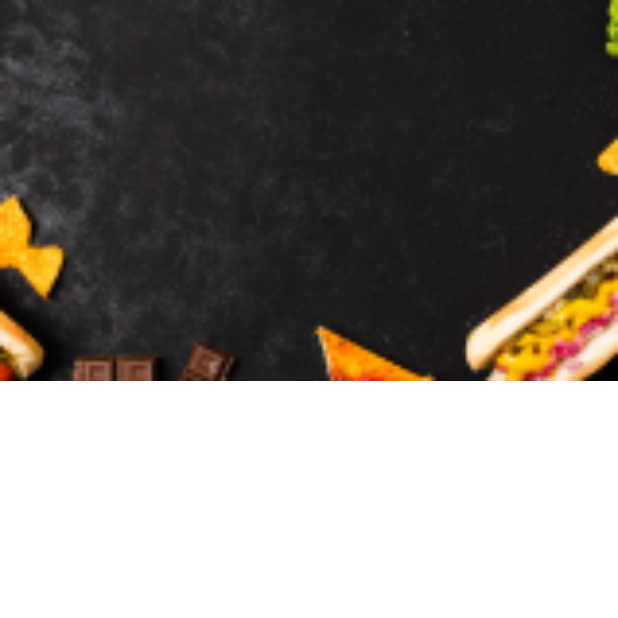
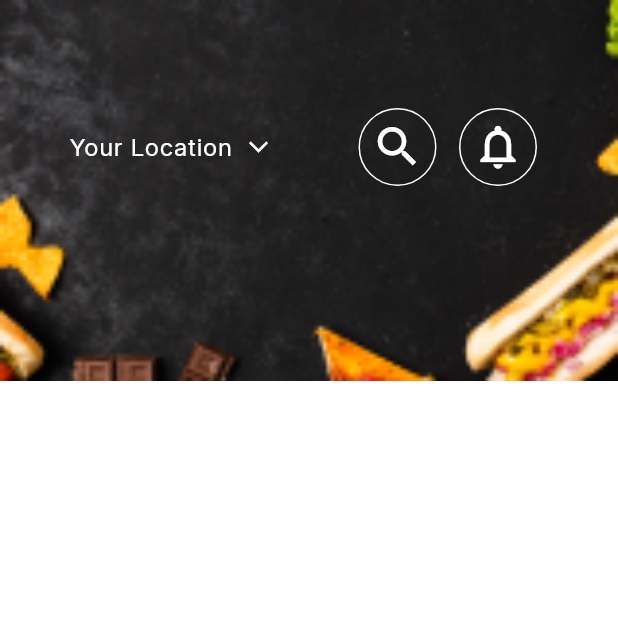
Before and after one commit to MohamedEssami20/delivery_food, a Flutter app: the HomeView screen opened by its route, on a phone screen of 412 x 824 dp, the top half of it. Run offline on Flutter 3.47's test engine with Material 3 defaults, Android fonts, the phone set to English and light mode, and no system bars; our stand-ins replace cloud_firestore, dartz, dots_indicator, firebase_auth, firebase_core, flutter_bloc and 4 more; missing offline and left inert: flutter_facebook_auth, mailer, svg_flutter; accounts and stored records are empty.

Commit message:
create title and trailing in home appbar

```diff
--- /dev/null
+++ b/devtools_options.yaml
@@ -0,0 +1,3 @@
+description: This file stores settings for Dart & Flutter DevTools.
+documentation: https://docs.flutter.dev/tools/devtools/extensions#configure-extension-enablement-states
+extensions:
--- a/lib/features/home/presentation/views/widgets/home_app_bar.dart
+++ b/lib/features/home/presentation/views/widgets/home_app_bar.dart
@@ -1,6 +1,7 @@
 import 'package:flutter/material.dart';
-
 import '../../../../../core/utils/app_assets.dart';
+import 'list_tile_home_title.dart';
+import 'list_tile_home_trailing.dart';
 
 class AppBarHomeView extends StatelessWidget {
   const AppBarHomeView({super.key});
@@ -15,6 +16,37 @@ class AppBarHomeView extends StatelessWidget {
           width: double.infinity,
           fit: BoxFit.fill,
         ),
+        Positioned(
+          top: 70,
+          left: 30,
+          child: Column(
+            children: [
+              SizedBox(
+                height: 100,
+                width: MediaQuery.of(context).size.width - 60,
+                child: const ListTile(
+                  title: ListTileHomeTitle(),
+                  trailing: FittedBox(
+                    fit: BoxFit.fitWidth,
+                    child: Row(
+                      children: [
+                        ListTileHomeTrailing(
+                          icon: Icons.search_outlined,
+                        ),
+                        Padding(
+                          padding: EdgeInsets.only(left: 15),
+                        ),
+                        ListTileHomeTrailing(
+                          icon: Icons.notifications_outlined,
+                        ),
+                      ],
+                    ),
+                  ),
+                ),
+              ),
+            ],
+          ),
+        ),
       ],
     );
   }
--- /dev/null
+++ b/lib/features/home/presentation/views/widgets/list_tile_home_title.dart
@@ -0,0 +1,34 @@
+import 'package:flutter/material.dart';
+
+import '../../../../../core/utils/app_text_styles.dart';
+
+class ListTileHomeTitle extends StatelessWidget {
+  const ListTileHomeTitle({
+    super.key,
+  });
+
+  @override
+  Widget build(BuildContext context) {
+    return Row(
+      children: [
+        Text(
+          'Your Location',
+          textAlign: TextAlign.center,
+          style: AppTextStyles.regular16
+              .copyWith(color: Colors.white),
+        ),
+        const Padding(
+          padding: EdgeInsets.only(left: 10),
+        ),
+        Transform.rotate(
+          angle: -3.14 / 2,
+          child: const Icon(
+            Icons.arrow_back_ios_new_outlined,
+            size: 15,
+            color: Colors.white,
+          ),
+        ),
+      ],
+    );
+  }
+}
--- /dev/null
+++ b/lib/features/home/presentation/views/widgets/list_tile_home_trailing.dart
@@ -0,0 +1,30 @@
+import 'package:flutter/material.dart';
+
+class ListTileHomeTrailing extends StatelessWidget {
+  const ListTileHomeTrailing({
+    super.key,
+    required this.icon,
+  });
+  final IconData icon;
+  @override
+  Widget build(BuildContext context) {
+    return Container(
+      decoration:const ShapeDecoration(
+        shape:  CircleBorder(
+          side: BorderSide(color: Colors.white, width: 1),
+        ),
+      ),
+      child: CircleAvatar(
+        backgroundColor: Colors.transparent,
+        radius: 25,
+        child: Center(
+          child: Icon(
+            icon,
+            color: Colors.white,
+            size: 35,
+          ),
+        ),
+      ),
+    );
+  }
+}
```
